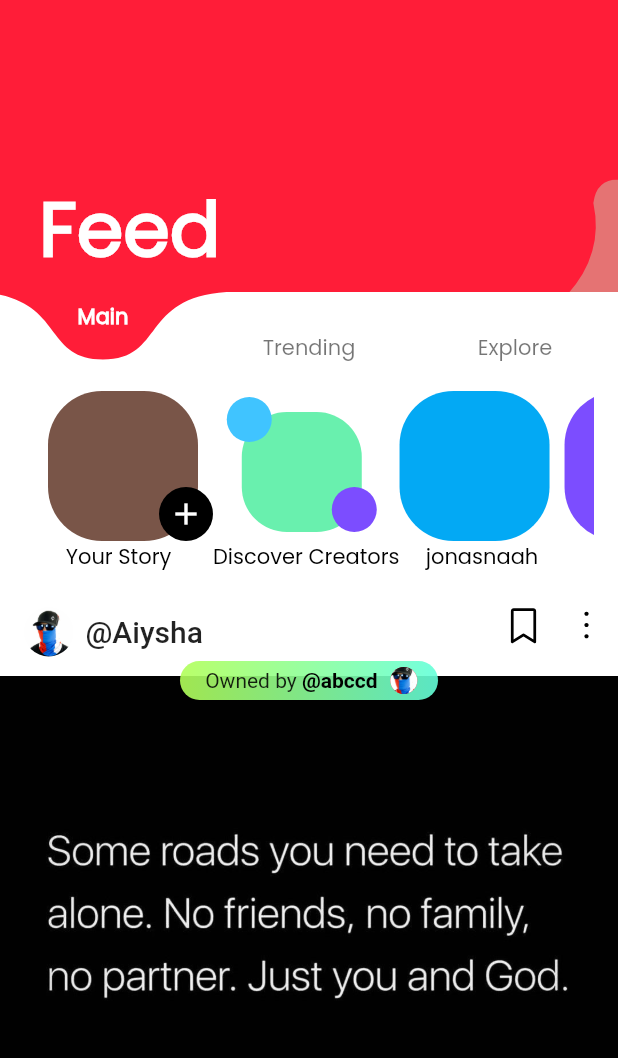
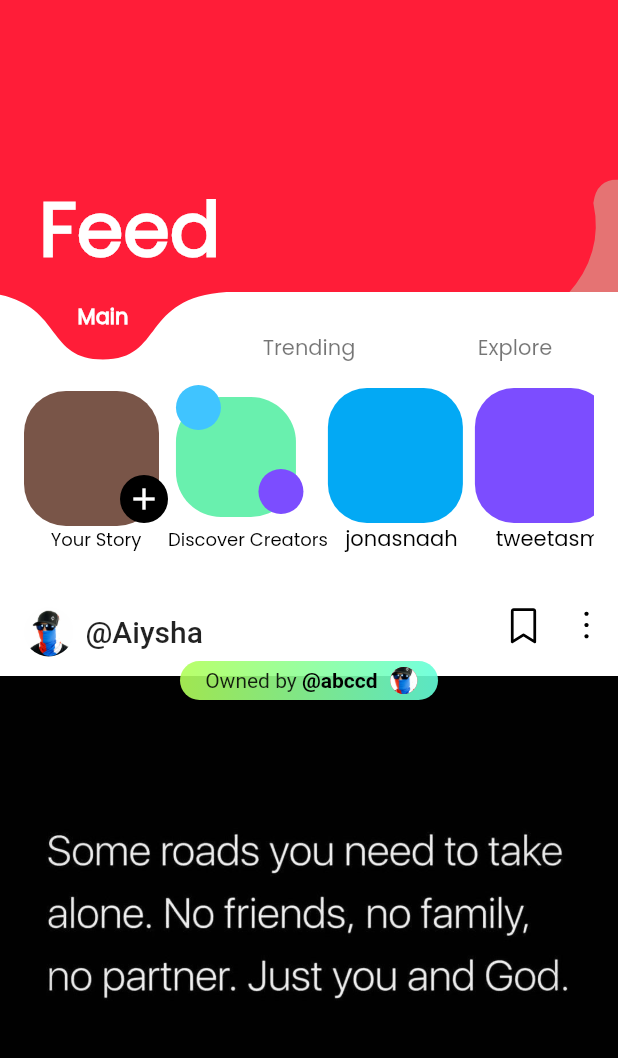
Before and after one commit to AhmadH77/demo_socail_app, a Flutter app: the Watching screen opened directly, on a phone screen of 412 x 824 dp, the part 83-1141 px from its top. Run offline on Flutter 3.47's test engine with Material 2 defaults, Android fonts, the phone set to English and light mode, and no system bars; drawn by our look-alikes of curved_navigation_bar; our stand-ins replace bubble_tab_indicator, flutter_svg, persistent_bottom_nav_bar; Roboto replaces fonts that are missing (semi).

Commit message:
reduced story sizes

```diff
--- a/lib/widget/story_header.dart
+++ b/lib/widget/story_header.dart
@@ -36,25 +36,24 @@ class _StoryHeaderState extends State<StoryHeader> {
         Stack(
           children: [
             Container(
-              margin: EdgeInsets.only(
-                  top: sixteenDp, left: sixteenDp, right: tenDp),
-              height: hundredDp,
-              width: hundredDp,
+              margin: EdgeInsets.only(top: sixteenDp, right: 6),
+              height: 90,
+              width: 90,
               decoration: BoxDecoration(
                 color: Colors.brown,
-                borderRadius: BorderRadius.circular(thirtySixDp),
+                borderRadius: BorderRadius.circular(28),
               ),
             ),
             Positioned(
-              top: eightyDp,
-              left: ninetyDp,
+              top: 72,
+              left: 64,
               child: Container(
                 child: Icon(
                   Icons.add,
                   color: Colors.white,
                 ),
-                height: thirtySixDp,
-                width: thirtySixDp,
+                height: 32,
+                width: 32,
                 decoration: BoxDecoration(
                     color: Colors.black,
                     borderRadius: BorderRadius.circular(twentyDp)),
@@ -62,7 +61,7 @@ class _StoryHeaderState extends State<StoryHeader> {
             ),
           ],
         ),
-        Text(yourStory, style: TextStyle(color: Colors.black)),
+        Text(yourStory, style: TextStyle(color: Colors.black, fontSize: 12)),
       ],
     );
   }
@@ -74,11 +73,10 @@ class _StoryHeaderState extends State<StoryHeader> {
           children: [
             Container(
               margin: EdgeInsets.only(
-                top: 30,
+                top: 20,
                 right: sixteenDp,
-                left: tenDp,
               ),
-              height: eightyDp,
+              height: 80,
               width: eightyDp,
               decoration: BoxDecoration(
                 color: Colors.greenAccent,
@@ -86,7 +84,7 @@ class _StoryHeaderState extends State<StoryHeader> {
               ),
             ),
             Positioned(
-              top: twentyDp,
+              top: 12,
               child: Container(
                 height: thirtyDp,
                 width: thirtyDp,
@@ -96,8 +94,8 @@ class _StoryHeaderState extends State<StoryHeader> {
               ),
             ),
             Positioned(
-              top: eightyDp,
-              left: seventyDp,
+              top: 68,
+              left: 55,
               child: Container(
                 height: thirtyDp,
                 width: thirtyDp,
@@ -112,7 +110,7 @@ class _StoryHeaderState extends State<StoryHeader> {
           padding: const EdgeInsets.only(top: 6),
           child: Text(
             discoverCreators,
-            style: TextStyle(color: Colors.black),
+            style: TextStyle(color: Colors.black, fontSize: 12),
           ),
         ),
       ],
@@ -123,12 +121,12 @@ class _StoryHeaderState extends State<StoryHeader> {
     return Column(
       children: [
         Container(
-          margin: EdgeInsets.only(top: sixteenDp, right: tenDp),
-          height: hundredDp,
-          width: hundredDp,
+          margin: EdgeInsets.only(top: 14, right: 8),
+          height: 90,
+          width: 90,
           decoration: BoxDecoration(
             color: color,
-            borderRadius: BorderRadius.circular(thirtySixDp),
+            borderRadius: BorderRadius.circular(26),
           ),
         ),
         Text(name, style: TextStyle(color: Colors.black)),
```
